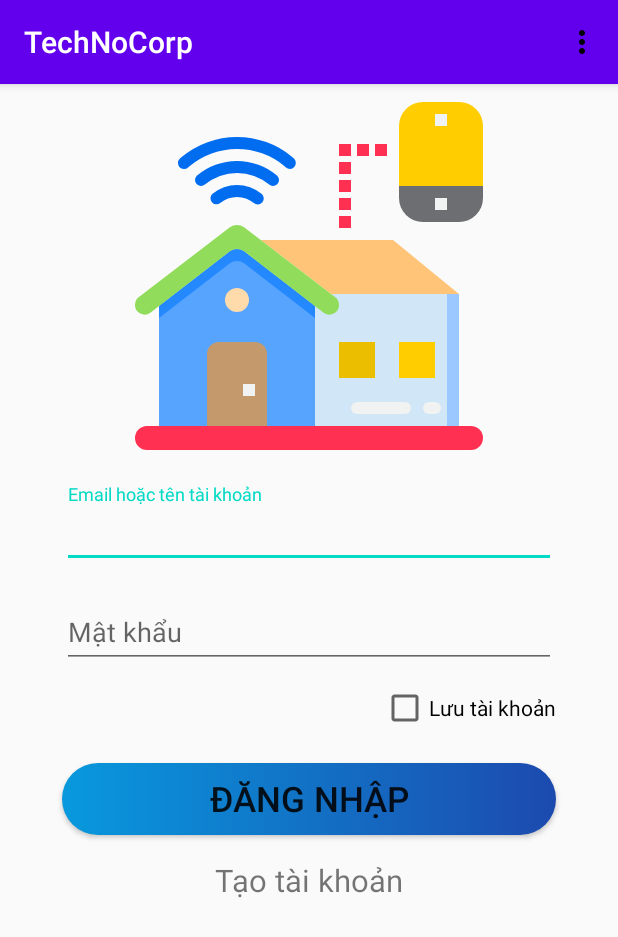
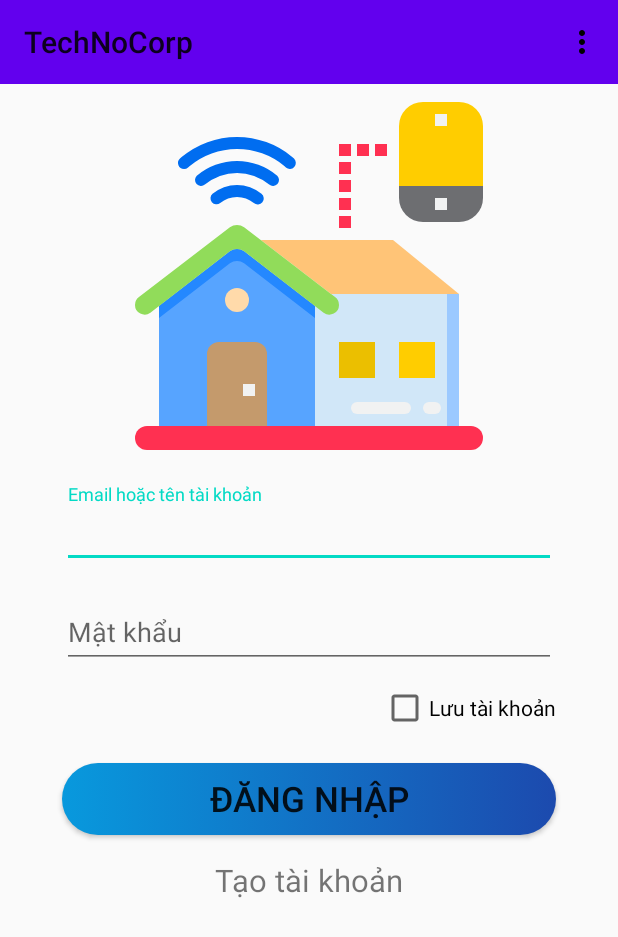
Before and after one commit to khanhlh21197/MayEpthuyLuc, an Android app: the screen it shows after launch (MainActivity), on a phone screen of 412 x 824 dp. Shown: the top 937 px of the screen. Run offline under Robolectric (Android 15) with nearby library versions, the phone set to English and light mode, and no system bars; our stand-ins replace Firebase (no records; nobody signed in at launch, a user with empty details on screens opened directly), data binding, sdp/ssp sizes; libraries missing offline, so code that uses them is left out: com.afollestad.materialdialogs, com.google.zxing.integration; 3 statements that could not run were skipped.

Commit message:
custom toolbar

```diff
--- a/app/src/main/java/com/example/smarthome/MainActivity.java
+++ b/app/src/main/java/com/example/smarthome/MainActivity.java
@@ -4,24 +4,22 @@ import android.os.Build;
 import android.os.Bundle;
 import android.util.Log;
 import android.view.Menu;
-import android.view.MenuItem;
 import android.widget.Toast;
 
-import androidx.annotation.NonNull;
 import androidx.annotation.RequiresApi;
 import androidx.appcompat.app.AppCompatActivity;
 import androidx.appcompat.widget.Toolbar;
-import androidx.fragment.app.Fragment;
 import androidx.fragment.app.FragmentManager;
 import androidx.fragment.app.FragmentTransaction;
 
 import com.example.smarthome.ui.login.LoginFragment;
-import com.example.smarthome.ui.main.MainFragment;
-import com.google.android.material.bottomnavigation.BottomNavigationView;
 import com.google.firebase.iid.FirebaseInstanceId;
 
+import java.util.Objects;
+
 public class MainActivity extends AppCompatActivity {
-    private Toolbar toolBar;
+
+    Toolbar toolbar;
 
     @RequiresApi(api = Build.VERSION_CODES.M)
     @Override
@@ -36,20 +34,9 @@ public class MainActivity extends AppCompatActivity {
             Log.d("token", newToken);
             Toast.makeText(MainActivity.this, newToken, Toast.LENGTH_SHORT).show();
         });
-//        String menuFragment = getIntent().getStringExtra("menuFragment");
-//        String idDevice = getIntent().getStringExtra("idDevice");
-//        if (!CommonActivity.isNullOrEmpty(menuFragment)){
-//            if (menuFragment.equals("DetailDeviceFragment")){
-//                ReplaceFragment.replaceFragment(this, MainFragment.newInstance(idDevice), false);
-//            }
-//        }
-//        BottomNavigationView bottom = findViewById(R.id.navigation);
-//        toolBar = getSupportActionBar();
-//        bottom.setOnNavigationItemSelectedListener(mOnNavigationItemSelectedListener);
-//        ImageView btnBack = findViewById(R.id.btnBack);
-//        btnBack.setOnClickListener(v -> {
-//            onBackPressed();
-//        });
+
+        toolbar = findViewById(R.id.toolBar);
+        setSupportActionBar(toolbar);
     }
 
     @Override
@@ -58,28 +45,44 @@ public class MainActivity extends AppCompatActivity {
         return true;
     }
 
-    private BottomNavigationView.OnNavigationItemSelectedListener mOnNavigationItemSelectedListener
-            = new BottomNavigationView.OnNavigationItemSelectedListener() {
-        @Override
-        public boolean onNavigationItemSelected(@NonNull MenuItem item) {
-            Fragment fragment;
-            switch (item.getItemId()) {
-                case R.id.navigation_shop:
-                    toolBar.setTitle("Shop");
-                    return true;
-                case R.id.navigation_gifts:
-                    toolBar.setTitle("My Gifts");
-                    return true;
-                case R.id.navigation_cart:
-                    toolBar.setTitle("Cart");
-                    return true;
-                case R.id.navigation_profile:
-                    toolBar.setTitle("Profile");
-                    return true;
-            }
-            return false;
-        }
-    };
+    public void disableBackBtn() {
+        Objects.requireNonNull(getSupportActionBar()).setDisplayHomeAsUpEnabled(false);
+        getSupportActionBar().setDisplayShowHomeEnabled(false);
+    }
+
+    public void enableBackBtn() {
+        Objects.requireNonNull(getSupportActionBar()).setDisplayHomeAsUpEnabled(true);
+        getSupportActionBar().setDisplayShowHomeEnabled(true);
+    }
+
+//    private BottomNavigationView.OnNavigationItemSelectedListener mOnNavigationItemSelectedListener
+//            = new BottomNavigationView.OnNavigationItemSelectedListener() {
+//        @Override
+//        public boolean onNavigationItemSelected(@NonNull MenuItem item) {
+//            Fragment fragment;
+//            switch (item.getItemId()) {
+//                case R.id.navigation_shop:
+//                    toolBar.setTitle("Shop");
+//                    return true;
+//                case R.id.navigation_gifts:
+//                    toolBar.setTitle("My Gifts");
+//                    return true;
+//                case R.id.navigation_cart:
+//                    toolBar.setTitle("Cart");
+//                    return true;
+//                case R.id.navigation_profile:
+//                    toolBar.setTitle("Profile");
+//                    return true;
+//            }
+//            return false;
+//        }
+//    };
+
+    @Override
+    public boolean onSupportNavigateUp() {
+        onBackPressed();
+        return true;
+    }
 
     @Override
     public void onBackPressed() {
--- a/app/src/main/java/com/example/smarthome/ui/login/LoginFragment.java
+++ b/app/src/main/java/com/example/smarthome/ui/login/LoginFragment.java
@@ -25,6 +25,7 @@ import androidx.fragment.app.FragmentActivity;
 import androidx.lifecycle.ViewModelProviders;
 
 import com.example.smarthome.FirebaseMultiQuery;
+import com.example.smarthome.MainActivity;
 import com.example.smarthome.R;
 import com.example.smarthome.common.CommonActivity;
 import com.example.smarthome.common.ReplaceFragment;
@@ -121,9 +122,7 @@ public class LoginFragment extends Fragment {
 
         binding.btnLogin.setOnClickListener(v -> {
             binding.progressBar.setVisibility(View.VISIBLE);
-            new Handler().postDelayed(new Runnable() {
-                @Override
-                public void run() {
+            new Handler().postDelayed(() -> {
                 binding.progressBar.setVisibility(View.GONE);
                 String message = "";
                 User inputUser = new User(loginViewModel.Email.getValue(),
@@ -143,7 +142,6 @@ public class LoginFragment extends Fragment {
                     return;
                 }
                 onLoginSuccess();
-                }
             }, 1000);
         });
 
@@ -250,6 +248,12 @@ public class LoginFragment extends Fragment {
         }
     }
 
+    @Override
+    public void onActivityCreated(@Nullable Bundle savedInstanceState) {
+        super.onActivityCreated(savedInstanceState);
+        ((MainActivity) Objects.requireNonNull(getActivity())).disableBackBtn();
+    }
+
     private class AllOnCompleteListener implements OnCompleteListener<Map<DatabaseReference, DataSnapshot>> {
         private ProgressBar progressBar;
 
--- a/app/src/main/java/com/example/smarthome/ui/main/MainFragment.java
+++ b/app/src/main/java/com/example/smarthome/ui/main/MainFragment.java
@@ -24,6 +24,7 @@ import androidx.lifecycle.ViewModelProviders;
 import androidx.recyclerview.widget.GridLayoutManager;
 
 import com.example.smarthome.ItemDecorationAlbumColumns;
+import com.example.smarthome.MainActivity;
 import com.example.smarthome.R;
 import com.example.smarthome.common.BaseBindingAdapter;
 import com.example.smarthome.common.CommonActivity;
@@ -227,6 +228,7 @@ public class MainFragment extends Fragment implements BaseBindingAdapter.OnItemC
     @Override
     public void onActivityCreated(@Nullable Bundle savedInstanceState) {
         super.onActivityCreated(savedInstanceState);
+        ((MainActivity) Objects.requireNonNull(getActivity())).enableBackBtn();
     }
 
     @RequiresApi(api = Build.VERSION_CODES.O)
--- a/app/src/main/res/layout/activity_main.xml
+++ b/app/src/main/res/layout/activity_main.xml
@@ -4,31 +4,9 @@
     android:layout_height="match_parent"
     android:orientation="vertical">
 
-<!--    <androidx.appcompat.widget.Toolbar-->
-    <!--        android:id="@+id/toolbar"-->
-    <!--        android:layout_width="match_parent"-->
-    <!--        android:layout_height="wrap_content"-->
-    <!--        android:background="?attr/colorPrimary"-->
-    <!--        android:minHeight="?attr/actionBarSize"-->
-    <!--        app:titleTextColor="@android:color/white"-->
-    <!--        tools:targetApi="lollipop">-->
-
-    <!--        <ImageView-->
-    <!--            android:id="@+id/btnBack"-->
-    <!--            android:layout_width="wrap_content"-->
-    <!--            android:layout_height="wrap_content"-->
-    <!--            android:src="@drawable/ic_back" />-->
-
-    <!--        <TextView-->
-    <!--            android:id="@+id/title"-->
-    <!--            style="@style/TextAppearance.AppCompat.Widget.ActionBar.Title"-->
-    <!--            android:layout_width="wrap_content"-->
-    <!--            android:layout_height="wrap_content"-->
-    <!--            android:layout_gravity="center"-->
-    <!--            android:text="@string/app_name"-->
-    <!--            android:textColor="@android:color/white" />-->
-
-    <!--    </androidx.appcompat.widget.Toolbar>-->
+    <include
+        android:id="@+id/toolBar"
+        layout="@layout/custom_toolbar" />
 
     <FrameLayout
         android:id="@+id/frame_container"
--- /dev/null
+++ b/app/src/main/res/layout/custom_toolbar.xml
@@ -0,0 +1,5 @@
+<?xml version="1.0" encoding="utf-8"?>
+<androidx.appcompat.widget.Toolbar xmlns:android="http://schemas.android.com/apk/res/android"
+    android:layout_width="match_parent"
+    android:layout_height="?android:attr/actionBarSize"
+    android:background="@color/colorPrimary" />
--- a/app/src/main/res/values/styles.xml
+++ b/app/src/main/res/values/styles.xml
@@ -1,11 +1,13 @@
 <resources>
 
     <!-- Base application theme. -->
-    <style name="AppTheme" parent="Theme.AppCompat.Light.DarkActionBar">
+    <style name="AppTheme" parent="Theme.AppCompat.Light.NoActionBar">
         <!-- Customize your theme here. -->
         <item name="colorPrimary">@color/colorPrimary</item>
         <item name="colorPrimaryDark">@color/colorPrimaryDark</item>
         <item name="colorAccent">@color/colorAccent</item>
+        <item name="windowActionBar">false</item>
+        <item name="windowNoTitle">true</item>
     </style>
 
 </resources>
```
Lines whose indentation alone changed are shown as unchanged.
